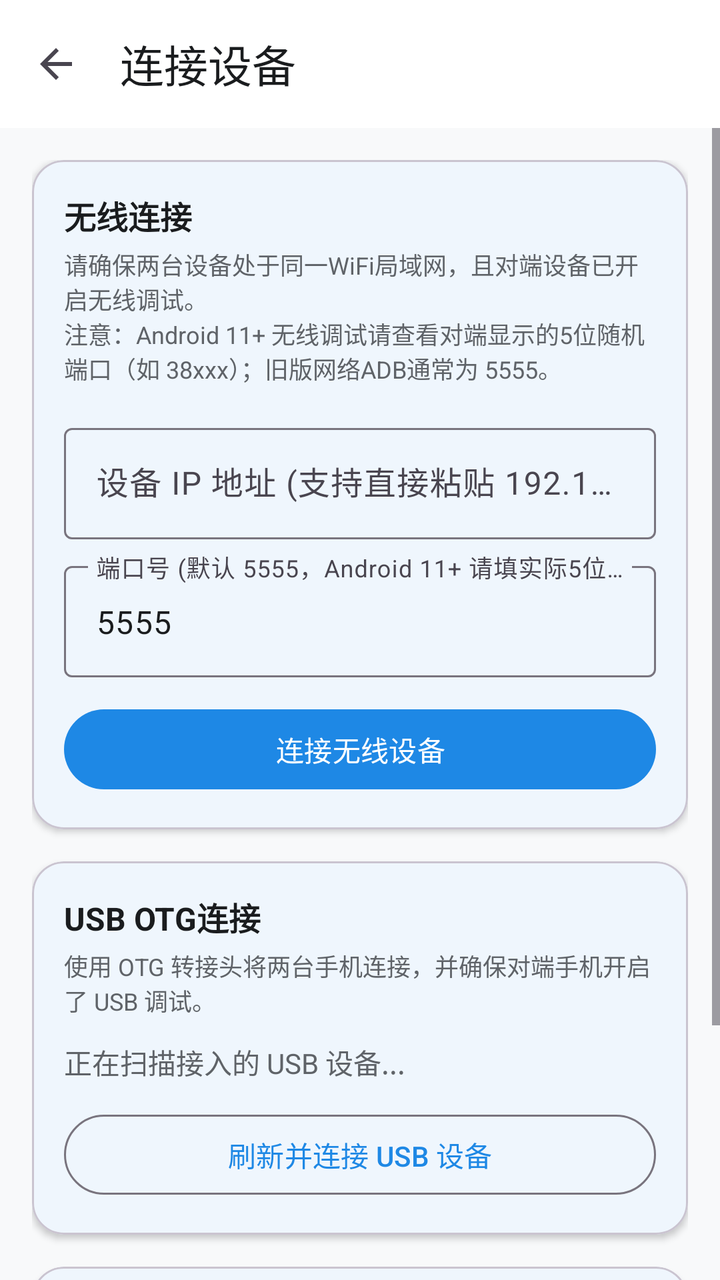
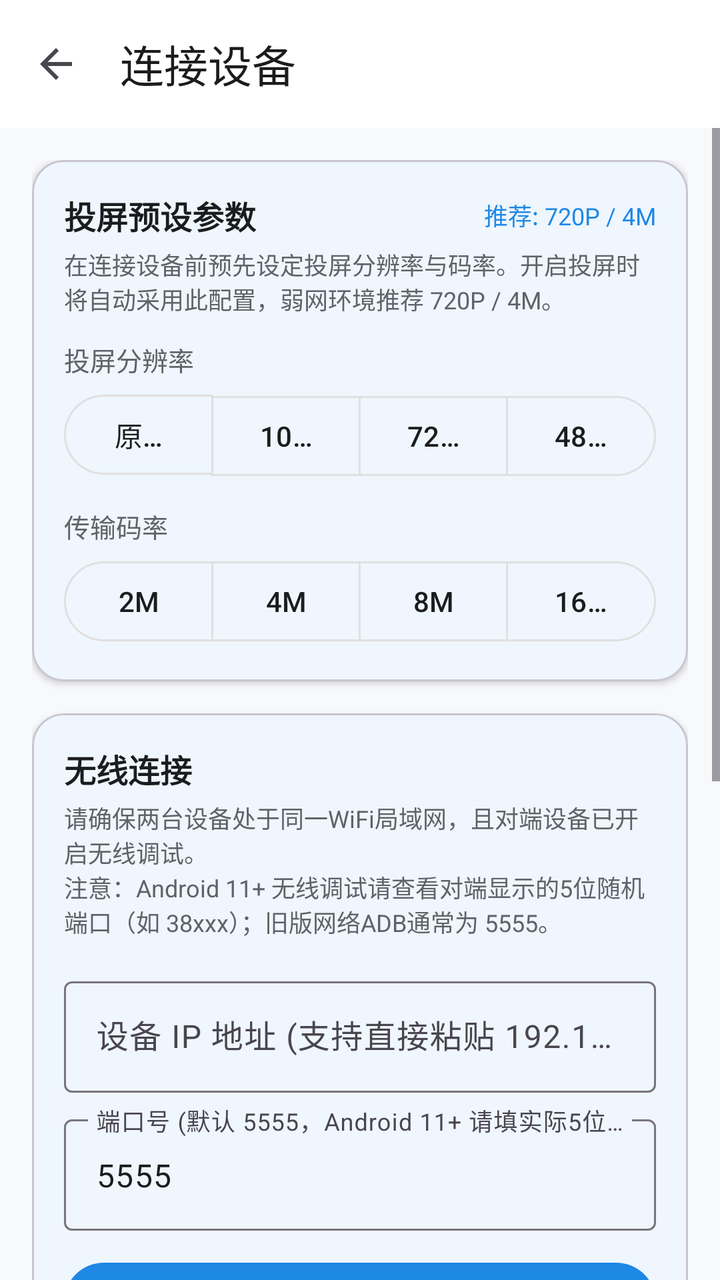

The first picture is an Android layout as it rendered before a commit; the second is the same layout after the commit. The layout source and the unified diff follow.
<!-- AndroidManifest.xml: application theme Theme.ADBToolbox -->
<!-- res/layout/activity_connect.xml -->
<?xml version="1.0" encoding="utf-8"?>
<LinearLayout xmlns:android="http://schemas.android.com/apk/res/android"
    xmlns:app="http://schemas.android.com/apk/res-auto"
    android:layout_width="match_parent"
    android:layout_height="match_parent"
    android:background="@color/background"
    android:orientation="vertical">

    <com.google.android.material.appbar.MaterialToolbar
        android:id="@+id/toolbar"
        android:layout_width="match_parent"
        android:layout_height="?attr/actionBarSize"
        android:background="@color/surface"
        app:navigationIcon="?attr/homeAsUpIndicator"
        app:title="连接设备"
        app:titleTextColor="@color/text_primary" />

    <ScrollView
        android:layout_width="match_parent"
        android:layout_height="match_parent">

        <LinearLayout
            android:layout_width="match_parent"
            android:layout_height="wrap_content"
            android:orientation="vertical"
            android:padding="16dp">

            
            <com.google.android.material.card.MaterialCardView
                android:layout_width="match_parent"
                android:layout_height="wrap_content"
                app:cardCornerRadius="16dp"
                app:cardElevation="2dp">

                <LinearLayout
                    android:layout_width="match_parent"
                    android:layout_height="wrap_content"
                    android:orientation="vertical"
                    android:padding="16dp">

                    <TextView
                        android:layout_width="wrap_content"
                        android:layout_height="wrap_content"
                        android:text="@string/wireless_connect"
                        android:textColor="@color/text_primary"
                        android:textSize="16sp"
                        android:textStyle="bold" />

                    <TextView
                        android:layout_width="wrap_content"
                        android:layout_height="wrap_content"
                        android:layout_marginTop="4dp"
                        android:text="请确保两台设备处于同一WiFi局域网，且对端设备已开启无线调试。\n注意：Android 11+ 无线调试请查看对端显示的5位随机端口（如 38xxx）；旧版网络ADB通常为 5555。"
                        android:textColor="@color/text_secondary"
                        android:textSize="12sp" />

                    <com.google.android.material.textfield.TextInputLayout
                        android:layout_width="match_parent"
                        android:layout_height="wrap_content"
                        android:layout_marginTop="16dp"
                        android:hint="设备 IP 地址 (支持直接粘贴 192.168.1.100:38421)">

                        <com.google.android.material.textfield.TextInputEditText
                            android:id="@+id/etIpAddress"
                            android:layout_width="match_parent"
                            android:layout_height="wrap_content"
                            android:inputType="textUri"
                            android:textColor="@color/text_primary" />
                    </com.google.android.material.textfield.TextInputLayout>

                    <com.google.android.material.textfield.TextInputLayout
                        android:layout_width="match_parent"
                        android:layout_height="wrap_content"
                        android:layout_marginTop="8dp"
                        android:hint="端口号 (默认 5555，Android 11+ 请填实际5位端口)">

                        <com.google.android.material.textfield.TextInputEditText
                            android:id="@+id/etPort"
                            android:layout_width="match_parent"
                            android:layout_height="wrap_content"
                            android:inputType="number"
                            android:text="5555"
                            android:textColor="@color/text_primary" />
                    </com.google.android.material.textfield.TextInputLayout>

                    <TextView
                        android:id="@+id/tvWifiStatus"
                        android:layout_width="match_parent"
                        android:layout_height="wrap_content"
                        android:layout_marginTop="8dp"
                        android:textColor="@color/primary"
                        android:textSize="13sp"
                        android:visibility="gone" />

                    <com.google.android.material.button.MaterialButton
                        android:id="@+id/btnConnectWifi"
                        android:layout_width="match_parent"
                        android:layout_height="wrap_content"
                        android:layout_marginTop="12dp"
                        android:text="连接无线设备" />

                    
                    <TextView
                        android:id="@+id/tvHistoryTitle"
                        android:layout_width="wrap_content"
                        android:layout_height="wrap_content"
                        android:layout_marginTop="16dp"
                        android:text="历史连接"
                        android:textColor="@color/text_secondary"
                        android:textSize="12sp"
                        android:visibility="gone" />

                    <com.google.android.material.chip.ChipGroup
                        android:id="@+id/chipGroupHistory"
                        android:layout_width="match_parent"
                        android:layout_height="wrap_content"
                        android:layout_marginTop="4dp"
                        android:visibility="gone" />

                </LinearLayout>

            </com.google.android.material.card.MaterialCardView>

            
            <com.google.android.material.card.MaterialCardView
                android:layout_width="match_parent"
                android:layout_height="wrap_content"
                android:layout_marginTop="16dp"
                app:cardCornerRadius="16dp"
                app:cardElevation="2dp">

                <LinearLayout
                    android:layout_width="match_parent"
                    android:layout_height="wrap_content"
                    android:orientation="vertical"
                    android:padding="16dp">

                    <TextView
                        android:layout_width="wrap_content"
                        android:layout_height="wrap_content"
                        android:text="@string/usb_otg_connect"
                        android:textColor="@color/text_primary"
                        android:textSize="16sp"
                        android:textStyle="bold" />

                    <TextView
                        android:layout_width="wrap_content"
                        android:layout_height="wrap_content"
                        android:layout_marginTop="4dp"
                        android:text="使用 OTG 转接头将两台手机连接，并确保对端手机开启了 USB 调试。"
                        android:textColor="@color/text_secondary"
                        android:textSize="12sp" />

                    <TextView
                        android:id="@+id/tvUsbDevices"
                        android:layout_width="wrap_content"
                        android:layout_height="wrap_content"
                        android:layout_marginTop="12dp"
                        android:text="正在扫描接入的 USB 设备..."
                        android:textColor="@color/text_secondary" />

                    <com.google.android.material.button.MaterialButton
                        android:id="@+id/btnScanUsb"
                        style="@style/Widget.Material3.Button.OutlinedButton"
                        android:layout_width="match_parent"
                        android:layout_height="wrap_content"
                        android:layout_marginTop="12dp"
                        android:text="刷新并连接 USB 设备" />

                </LinearLayout>

            </com.google.android.material.card.MaterialCardView>

            
            <com.google.android.material.card.MaterialCardView
                android:layout_width="match_parent"
                android:layout_height="wrap_content"
                android:layout_marginTop="16dp"
                app:cardCornerRadius="16dp"
                app:cardElevation="2dp">

                <LinearLayout
                    android:layout_width="match_parent"
                    android:layout_height="wrap_content"
                    android:orientation="vertical"
                    android:padding="16dp">

                    <TextView
                        android:layout_width="wrap_content"
                        android:layout_height="wrap_content"
                        android:text="ADB 配对密钥管理"
                        android:textColor="@color/text_primary"
                        android:textSize="16sp"
                        android:textStyle="bold" />

                    <TextView
                        android:layout_width="wrap_content"
                        android:layout_height="wrap_content"
                        android:layout_marginTop="4dp"
                        android:text="导出本机的 ADB 配对公私钥文件，重新安装或换机后可直接导入，无需重新在对端设备授权确认！"
                        android:textColor="@color/text_secondary"
                        android:textSize="12sp" />

                    <LinearLayout
                        android:layout_width="match_parent"
                        android:layout_height="wrap_content"
                        android:layout_marginTop="12dp"
                        android:orientation="horizontal">

                        <com.google.android.material.button.MaterialButton
                            android:id="@+id/btnExportKeys"
                            style="@style/Widget.Material3.Button.OutlinedButton"
                            android:layout_width="0dp"
                            android:layout_height="wrap_content"
                            android:layout_weight="1"
                            android:layout_marginEnd="6dp"
                            android:text="备份/导出密钥" />

                        <com.google.android.material.button.MaterialButton
                            android:id="@+id/btnImportKeys"
                            style="@style/Widget.Material3.Button.OutlinedButton"
                            android:layout_width="0dp"
                            android:layout_height="wrap_content"
                            android:layout_weight="1"
                            android:layout_marginStart="6dp"
                            android:text="恢复/导入密钥" />

                    </LinearLayout>

                </LinearLayout>

            </com.google.android.material.card.MaterialCardView>

        </LinearLayout>

    </ScrollView>

</LinearLayout>
<!-- resources referenced by this layout -->
<resources>
  <color name="background">#F8F9FA</color>
  <color name="primary">#1E88E5</color>
  <color name="surface">#FFFFFF</color>
  <color name="text_primary">#1A1C1E</color>
  <color name="text_secondary">#5F6368</color>
  <string name="usb_otg_connect">USB OTG连接</string>
  <string name="wireless_connect">无线连接</string>
  <style name="Theme.ADBToolbox" parent="Theme.Material3.DayNight.NoActionBar">
          <item name="colorPrimary">@color/primary</item>
          <item name="colorOnPrimary">#FFFFFF</item>
          <item name="colorPrimaryContainer">@color/primary_container</item>
          <item name="colorOnPrimaryContainer">@color/on_primary_container</item>
          <item name="colorSecondary">@color/accent</item>
          <item name="colorSurface">@color/surface</item>
          <item name="colorOnSurface">@color/text_primary</item>
          <item name="android:statusBarColor">@color/surface</item>
          <item name="android:windowLightStatusBar">true</item>
          <item name="android:colorBackground">@color/background</item>
      </style>
  <color name="primary_container">#E3F2FD</color>
  <color name="on_primary_container">#0D47A1</color>
  <color name="accent">#00ACC1</color>
</resources>

<!-- the commit's change to res/layout/activity_connect.xml (unified diff, before → after) -->
@@ -38,84 +38,155 @@
                     android:orientation="vertical"
                     android:padding="16dp">
 
-                    <TextView
-                        android:layout_width="wrap_content"
-                        android:layout_height="wrap_content"
-                        android:text="@string/wireless_connect"
-                        android:textColor="@color/text_primary"
-                        android:textSize="16sp"
-                        android:textStyle="bold" />
-
-                    <TextView
-                        android:layout_width="wrap_content"
-                        android:layout_height="wrap_content"
-                        android:layout_marginTop="4dp"
-                        android:text="请确保两台设备处于同一WiFi局域网，且对端设备已开启无线调试。\n注意：Android 11+ 无线调试请查看对端显示的5位随机端口（如 38xxx）；旧版网络ADB通常为 5555。"
+                    <LinearLayout
+                        android:layout_width="match_parent"
+                        android:layout_height="wrap_content"
+                        android:gravity="center_vertical"
+                        android:orientation="horizontal">
+
+                        <TextView
+                            android:layout_width="0dp"
+                            android:layout_height="wrap_content"
+                            android:layout_weight="1"
+                            android:text="投屏预设参数"
+                            android:textColor="@color/text_primary"
+                            android:textSize="16sp"
+                            android:textStyle="bold" />
+
+                        <TextView
+                            android:id="@+id/tvCurrentPresetHint"
+                            android:layout_width="wrap_content"
+                            android:layout_height="wrap_content"
+                            android:text="推荐: 720P / 4M"
+                            android:textColor="@color/primary"
+                            android:textSize="12sp" />
+                    </LinearLayout>
+
+                    <TextView
+                        android:layout_width="wrap_content"
+                        android:layout_height="wrap_content"
+                        android:layout_marginTop="4dp"
+                        android:text="在连接设备前预先设定投屏分辨率与码率。开启投屏时将自动采用此配置，弱网环境推荐 720P / 4M。"
                         android:textColor="@color/text_secondary"
                         android:textSize="12sp" />
 
-                    <com.google.android.material.textfield.TextInputLayout
-                        android:layout_width="match_parent"
-                        android:layout_height="wrap_content"
-                        android:layout_marginTop="16dp"
-                        android:hint="设备 IP 地址 (支持直接粘贴 192.168.1.100:38421)">
-
-                        <com.google.android.material.textfield.TextInputEditText
-                            android:id="@+id/etIpAddress"
-                            android:layout_width="match_parent"
-                            android:layout_height="wrap_content"
-                            android:inputType="textUri"
-                            android:textColor="@color/text_primary" />
-                    </com.google.android.material.textfield.TextInputLayout>
-
-                    <com.google.android.material.textfield.TextInputLayout
-                        android:layout_width="match_parent"
-                        android:layout_height="wrap_content"
-                        android:layout_marginTop="8dp"
-                        android:hint="端口号 (默认 5555，Android 11+ 请填实际5位端口)">
-
-                        <com.google.android.material.textfield.TextInputEditText
-                            android:id="@+id/etPort"
-                            android:layout_width="match_parent"
-                            android:layout_height="wrap_content"
-                            android:inputType="number"
-                            android:text="5555"
-                            android:textColor="@color/text_primary" />
-                    </com.google.android.material.textfield.TextInputLayout>
-
-                    <TextView
-                        android:id="@+id/tvWifiStatus"
-                        android:layout_width="match_parent"
-                        android:layout_height="wrap_content"
-                        android:layout_marginTop="8dp"
-                        android:textColor="@color/primary"
-                        android:textSize="13sp"
-                        android:visibility="gone" />
-
-                    <com.google.android.material.button.MaterialButton
-                        android:id="@+id/btnConnectWifi"
-                        android:layout_width="match_parent"
-                        android:layout_height="wrap_content"
-                        android:layout_marginTop="12dp"
-                        android:text="连接无线设备" />
-
                     
                     <TextView
-                        android:id="@+id/tvHistoryTitle"
-                        android:layout_width="wrap_content"
-                        android:layout_height="wrap_content"
-                        android:layout_marginTop="16dp"
-                        android:text="历史连接"
-                        android:textColor="@color/text_secondary"
-                        android:textSize="12sp"
-                        android:visibility="gone" />
-
-                    <com.google.android.material.chip.ChipGroup
-                        android:id="@+id/chipGroupHistory"
-                        android:layout_width="match_parent"
-                        android:layout_height="wrap_content"
-                        android:layout_marginTop="4dp"
-                        android:visibility="gone" />
+                        android:layout_width="wrap_content"
+                        android:layout_height="wrap_content"
+                        android:layout_marginTop="12dp"
+                        android:text="投屏分辨率"
+                        android:textColor="@color/text_secondary"
+                        android:textSize="13sp" />
+
+                    <com.google.android.material.button.MaterialButtonToggleGroup
+                        android:id="@+id/toggleConnectResolution"
+                        android:layout_width="match_parent"
+                        android:layout_height="wrap_content"
+                        android:layout_marginTop="4dp"
+                        app:selectionRequired="true"
+                        app:singleSelection="true">
+
+                        <com.google.android.material.button.MaterialButton
+                            android:id="@+id/btnConnectResNative"
+                            style="@style/Widget.Material3.Button.OutlinedButton"
+                            android:layout_width="0dp"
+                            android:layout_height="wrap_content"
+                            android:layout_weight="1"
+                            android:text="原画"
+                            android:textColor="@color/selector_toggle_text"
+                            app:strokeColor="@color/divider" />
+
+                        <com.google.android.material.button.MaterialButton
+                            android:id="@+id/btnConnectRes1080"
+                            style="@style/Widget.Material3.Button.OutlinedButton"
+                            android:layout_width="0dp"
+                            android:layout_height="wrap_content"
+                            android:layout_weight="1"
+                            android:text="1080P"
+                            android:textColor="@color/selector_toggle_text"
+                            app:strokeColor="@color/divider" />
+
+                        <com.google.android.material.button.MaterialButton
+                            android:id="@+id/btnConnectRes720"
+                            style="@style/Widget.Material3.Button.OutlinedButton"
+                            android:layout_width="0dp"
+                            android:layout_height="wrap_content"
+                            android:layout_weight="1"
+                            android:text="720P"
+                            android:textColor="@color/selector_toggle_text"
+                            app:strokeColor="@color/divider" />
+
+                        <com.google.android.material.button.MaterialButton
+                            android:id="@+id/btnConnectRes480"
+                            style="@style/Widget.Material3.Button.OutlinedButton"
+                            android:layout_width="0dp"
+                            android:layout_height="wrap_content"
+                            android:layout_weight="1"
+                            android:text="480P"
+                            android:textColor="@color/selector_toggle_text"
+                            app:strokeColor="@color/divider" />
+
+                    </com.google.android.material.button.MaterialButtonToggleGroup>
+
+                    
+                    <TextView
+                        android:layout_width="wrap_content"
+                        android:layout_height="wrap_content"
+                        android:layout_marginTop="12dp"
+                        android:text="传输码率"
+                        android:textColor="@color/text_secondary"
+                        android:textSize="13sp" />
+
+                    <com.google.android.material.button.MaterialButtonToggleGroup
+                        android:id="@+id/toggleConnectBitrate"
+                        android:layout_width="match_parent"
+                        android:layout_height="wrap_content"
+                        android:layout_marginTop="4dp"
+                        app:selectionRequired="true"
+                        app:singleSelection="true">
+
+                        <com.google.android.material.button.MaterialButton
+                            android:id="@+id/btnConnectBitrate2M"
+                            style="@style/Widget.Material3.Button.OutlinedButton"
+                            android:layout_width="0dp"
+                            android:layout_height="wrap_content"
+                            android:layout_weight="1"
+                            android:text="2M"
+                            android:textColor="@color/selector_toggle_text"
+                            app:strokeColor="@color/divider" />
+
+                        <com.google.android.material.button.MaterialButton
+                            android:id="@+id/btnConnectBitrate4M"
+                            style="@style/Widget.Material3.Button.OutlinedButton"
+                            android:layout_width="0dp"
+                            android:layout_height="wrap_content"
+                            android:layout_weight="1"
+                            android:text="4M"
+                            android:textColor="@color/selector_toggle_text"
+                            app:strokeColor="@color/divider" />
+
+                        <com.google.android.material.button.MaterialButton
+                            android:id="@+id/btnConnectBitrate8M"
+                            style="@style/Widget.Material3.Button.OutlinedButton"
+                            android:layout_width="0dp"
+                            android:layout_height="wrap_content"
+                            android:layout_weight="1"
+                            android:text="8M"
+                            android:textColor="@color/selector_toggle_text"
+                            app:strokeColor="@color/divider" />
+
+                        <com.google.android.material.button.MaterialButton
+                            android:id="@+id/btnConnectBitrate16M"
+                            style="@style/Widget.Material3.Button.OutlinedButton"
+                            android:layout_width="0dp"
+                            android:layout_height="wrap_content"
+                            android:layout_weight="1"
+                            android:text="16M"
+                            android:textColor="@color/selector_toggle_text"
+                            app:strokeColor="@color/divider" />
+
+                    </com.google.android.material.button.MaterialButtonToggleGroup>
 
                 </LinearLayout>
 
@@ -138,7 +209,7 @@
                     <TextView
                         android:layout_width="wrap_content"
                         android:layout_height="wrap_content"
-                        android:text="@string/usb_otg_connect"
+                        android:text="@string/wireless_connect"
                         android:textColor="@color/text_primary"
                         android:textSize="16sp"
                         android:textStyle="bold" />
@@ -147,25 +218,72 @@
                         android:layout_width="wrap_content"
                         android:layout_height="wrap_content"
                         android:layout_marginTop="4dp"
-                        android:text="使用 OTG 转接头将两台手机连接，并确保对端手机开启了 USB 调试。"
+                        android:text="请确保两台设备处于同一WiFi局域网，且对端设备已开启无线调试。\n注意：Android 11+ 无线调试请查看对端显示的5位随机端口（如 38xxx）；旧版网络ADB通常为 5555。"
                         android:textColor="@color/text_secondary"
                         android:textSize="12sp" />
 
-                    <TextView
-                        android:id="@+id/tvUsbDevices"
-                        android:layout_width="wrap_content"
-                        android:layout_height="wrap_content"
-                        android:layout_marginTop="12dp"
-                        android:text="正在扫描接入的 USB 设备..."
-                        android:textColor="@color/text_secondary" />
+                    <com.google.android.material.textfield.TextInputLayout
+                        android:layout_width="match_parent"
+                        android:layout_height="wrap_content"
+                        android:layout_marginTop="16dp"
+                        android:hint="设备 IP 地址 (支持直接粘贴 192.168.1.100:38421)">
+
+                        <com.google.android.material.textfield.TextInputEditText
+                            android:id="@+id/etIpAddress"
+                            android:layout_width="match_parent"
+                            android:layout_height="wrap_content"
+                            android:inputType="textUri"
+                            android:textColor="@color/text_primary" />
+                    </com.google.android.material.textfield.TextInputLayout>
+
+                    <com.google.android.material.textfield.TextInputLayout
+                        android:layout_width="match_parent"
+                        android:layout_height="wrap_content"
+                        android:layout_marginTop="8dp"
+                        android:hint="端口号 (默认 5555，Android 11+ 请填实际5位端口)">
+
+                        <com.google.android.material.textfield.TextInputEditText
+                            android:id="@+id/etPort"
+                            android:layout_width="match_parent"
+                            android:layout_height="wrap_content"
+                            android:inputType="number"
+                            android:text="5555"
+                            android:textColor="@color/text_primary" />
+                    </com.google.android.material.textfield.TextInputLayout>
+
+                    <TextView
+                        android:id="@+id/tvWifiStatus"
+                        android:layout_width="match_parent"
+                        android:layout_height="wrap_content"
+                        android:layout_marginTop="8dp"
+                        android:textColor="@color/primary"
+                        android:textSize="13sp"
+                        android:visibility="gone" />
 
                     <com.google.android.material.button.MaterialButton
-                        android:id="@+id/btnScanUsb"
-                        style="@style/Widget.Material3.Button.OutlinedButton"
-                        android:layout_width="match_parent"
-                        android:layout_height="wrap_content"
-                        android:layout_marginTop="12dp"
-                        android:text="刷新并连接 USB 设备" />
+                        android:id="@+id/btnConnectWifi"
+                        android:layout_width="match_parent"
+                        android:layout_height="wrap_content"
+                        android:layout_marginTop="12dp"
+                        android:text="连接无线设备" />
+
+                    
+                    <TextView
+                        android:id="@+id/tvHistoryTitle"
+                        android:layout_width="wrap_content"
+                        android:layout_height="wrap_content"
+                        android:layout_marginTop="16dp"
+                        android:text="历史连接"
+                        android:textColor="@color/text_secondary"
+                        android:textSize="12sp"
+                        android:visibility="gone" />
+
+                    <com.google.android.material.chip.ChipGroup
+                        android:id="@+id/chipGroupHistory"
+                        android:layout_width="match_parent"
+                        android:layout_height="wrap_content"
+                        android:layout_marginTop="4dp"
+                        android:visibility="gone" />
 
                 </LinearLayout>
 
@@ -188,6 +306,56 @@
                     <TextView
                         android:layout_width="wrap_content"
                         android:layout_height="wrap_content"
+                        android:text="@string/usb_otg_connect"
+                        android:textColor="@color/text_primary"
+                        android:textSize="16sp"
+                        android:textStyle="bold" />
+
+                    <TextView
+                        android:layout_width="wrap_content"
+                        android:layout_height="wrap_content"
+                        android:layout_marginTop="4dp"
+                        android:text="使用 OTG 转接头将两台手机连接，并确保对端手机开启了 USB 调试。"
+                        android:textColor="@color/text_secondary"
+                        android:textSize="12sp" />
+
+                    <TextView
+                        android:id="@+id/tvUsbDevices"
+                        android:layout_width="wrap_content"
+                        android:layout_height="wrap_content"
+                        android:layout_marginTop="12dp"
+                        android:text="正在扫描接入的 USB 设备..."
+                        android:textColor="@color/text_secondary" />
+
+                    <com.google.android.material.button.MaterialButton
+                        android:id="@+id/btnScanUsb"
+                        style="@style/Widget.Material3.Button.OutlinedButton"
+                        android:layout_width="match_parent"
+                        android:layout_height="wrap_content"
+                        android:layout_marginTop="12dp"
+                        android:text="刷新并连接 USB 设备" />
+
+                </LinearLayout>
+
+            </com.google.android.material.card.MaterialCardView>
+
+            
+            <com.google.android.material.card.MaterialCardView
+                android:layout_width="match_parent"
+                android:layout_height="wrap_content"
+                android:layout_marginTop="16dp"
+                app:cardCornerRadius="16dp"
+                app:cardElevation="2dp">
+
+                <LinearLayout
+                    android:layout_width="match_parent"
+                    android:layout_height="wrap_content"
+                    android:orientation="vertical"
+                    android:padding="16dp">
+
+                    <TextView
+                        android:layout_width="wrap_content"
+                        android:layout_height="wrap_content"
                         android:text="ADB 配对密钥管理"
                         android:textColor="@color/text_primary"
                         android:textSize="16sp"
<!-- resource entries referenced after the edit -->
@@ -1,6 +1,7 @@
 <!-- resources referenced by this layout -->
 <resources>
   <color name="background">#F8F9FA</color>
+  <color name="divider">#E0E0E0</color>
   <color name="primary">#1E88E5</color>
   <color name="surface">#FFFFFF</color>
   <color name="text_primary">#1A1C1E</color>
